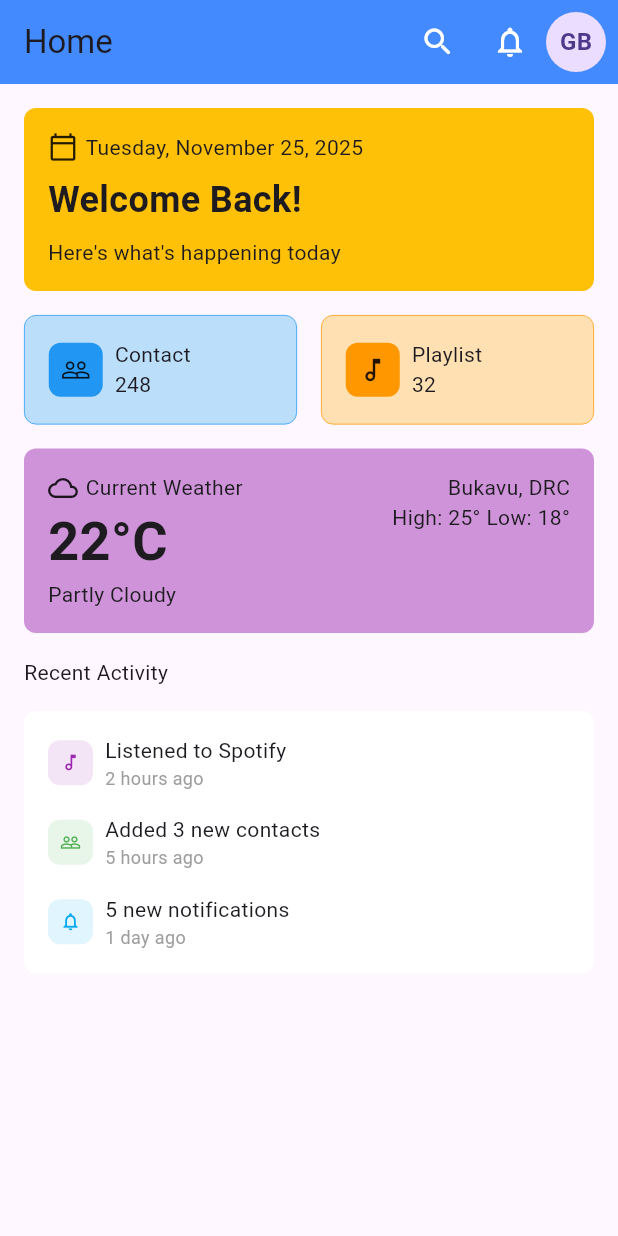
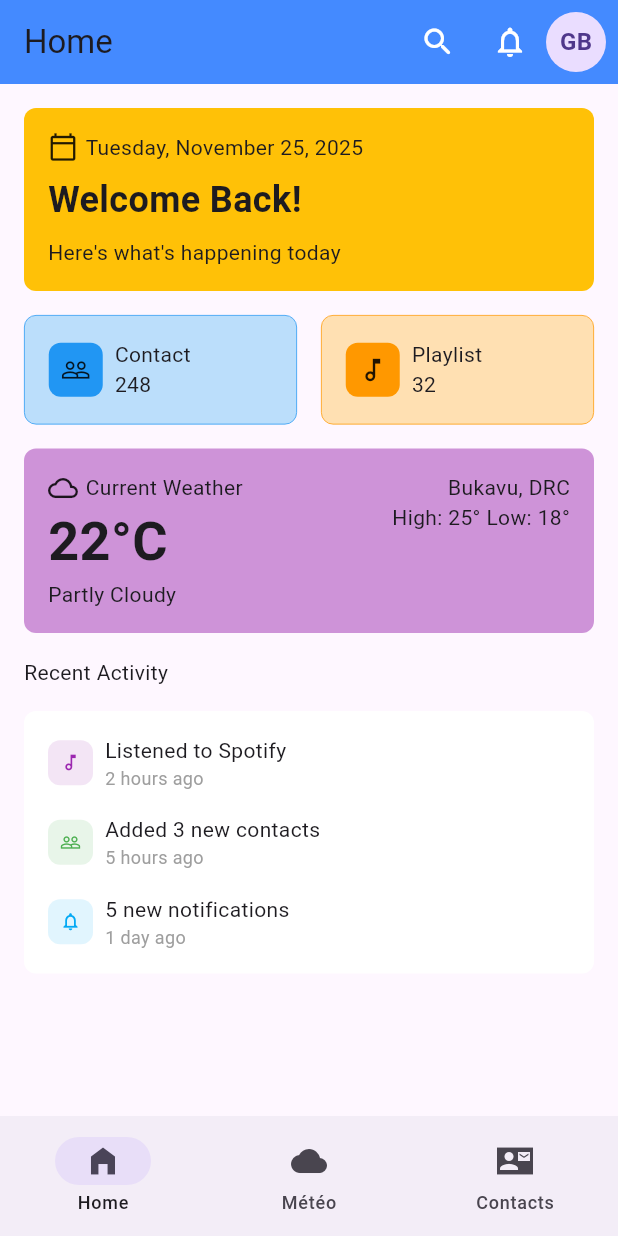
Before and after one commit to gdgocucbukavu/flutter_gdgocucb_rattrapage, a Flutter app: the screen it shows after launch, on a phone screen of 412 x 824 dp. Run offline on Flutter 3.47's test engine with Material 3 defaults, Android fonts, the phone set to English and light mode, and no system bars; our stand-ins replace go_router.

Commit message:
Finished navigation bar

```diff
--- a/lib/main.dart
+++ b/lib/main.dart
@@ -1,4 +1,5 @@
 import 'package:flutter/material.dart';
+import 'package:flutter_gdgocucb_rattrapage/pages/host_page.dart';
 import 'package:flutter_gdgocucb_rattrapage/pages/profile_page.dart';
 import 'package:flutter_gdgocucb_rattrapage/router/routes_config.dart';
 
@@ -13,9 +14,9 @@ class MainApp extends StatelessWidget {
 
   @override
   Widget build(BuildContext context) {
-    return MaterialApp.router(
+    return MaterialApp(
       debugShowCheckedModeBanner: false,
-      routerConfig: goRouter,
+    home: HostPage(),
     );
   }
 }
--- a/lib/pages/contacts_page.dart
+++ b/lib/pages/contacts_page.dart
@@ -13,7 +13,7 @@ class ContactsPage extends StatelessWidget {
         .toList();
 
     return Scaffold(
-      appBar: customAppBar(title: "Contacts", showSearchBar: true),
+      // appBar: customAppBar(title: "Contacts", showSearchBar: true),
       body: Padding(
         padding: const EdgeInsets.all(16.0),
         child: Column(
--- a/lib/pages/home_page.dart
+++ b/lib/pages/home_page.dart
@@ -30,7 +30,7 @@ class HomePage extends StatelessWidget {
   @override
   Widget build(BuildContext context) {
     return Scaffold(
-      appBar: customAppBar(title: "Home"),
+
       body: ListView(
         padding: const EdgeInsets.all(16.0),
         children: [
--- /dev/null
+++ b/lib/pages/host_page.dart
@@ -0,0 +1,45 @@
+import 'package:flutter/cupertino.dart';
+import 'package:flutter/material.dart';
+import 'package:flutter_gdgocucb_rattrapage/pages/contacts_page.dart';
+import 'package:flutter_gdgocucb_rattrapage/pages/home_page.dart';
+import 'package:flutter_gdgocucb_rattrapage/pages/profile_page.dart';
+import 'package:flutter_gdgocucb_rattrapage/pages/weather_screen.dart';
+
+import '../widgets/custom_app_bar.dart';
+
+class HostPage extends StatefulWidget {
+  const HostPage({super.key});
+
+  @override
+  State<HostPage> createState() => _HostPageState();
+}
+
+class _HostPageState extends State<HostPage> {
+  int pageIndex = 0;
+  List pages = [HomePage(), WeatherScreen(), ContactsPage()];
+  List<String> pagesNames = const ["Home", "Météo", 'Contacts'];
+
+  @override
+  Widget build(BuildContext context) {
+    return Scaffold(
+      appBar: customAppBar(title:pagesNames[pageIndex]),
+      body: pages[pageIndex],
+      bottomNavigationBar: NavigationBar(
+        selectedIndex: pageIndex,
+        onDestinationSelected: (value) {
+          setState(() {
+            pageIndex = value;
+          });
+        },
+        destinations: [
+          NavigationDestination(icon: Icon(Icons.home_filled), label: pagesNames.first),
+          NavigationDestination(icon: Icon(Icons.cloud), label: pagesNames[1]),
+          NavigationDestination(
+            icon: Icon(Icons.contact_mail_sharp),
+            label: pagesNames[2],
+          ),
+        ],
+      ),
+    );
+  }
+}
```
